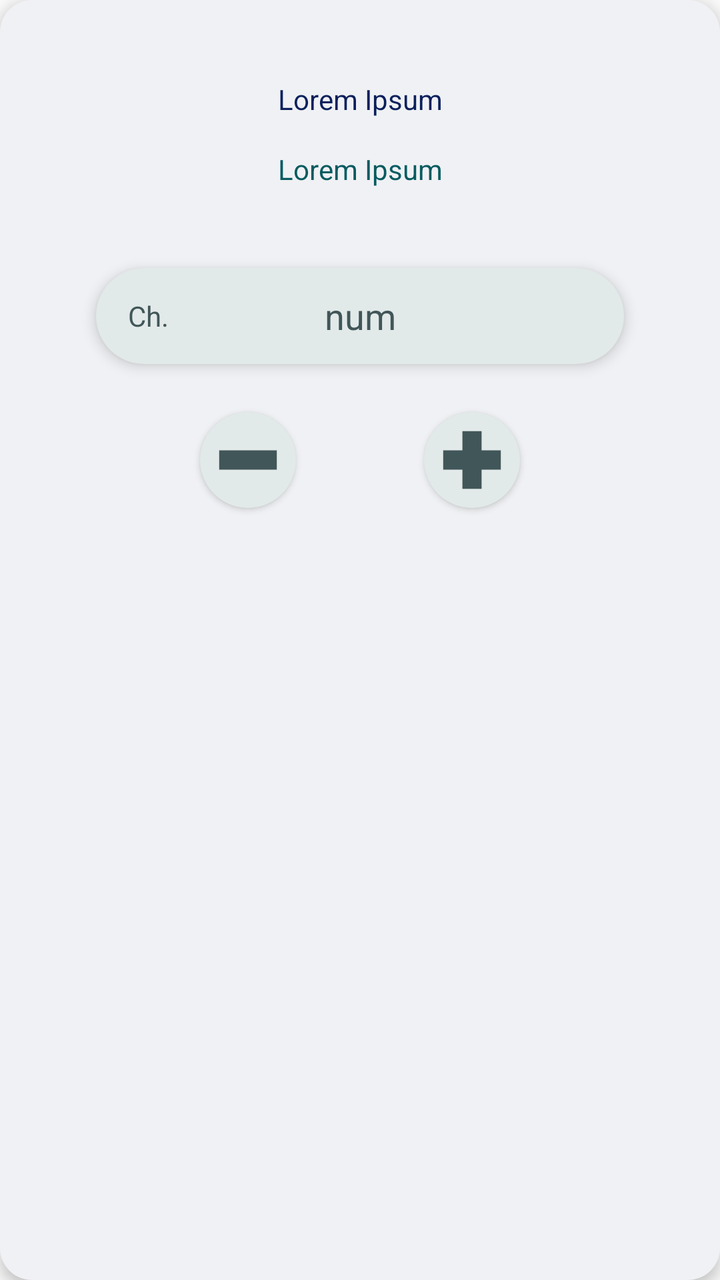
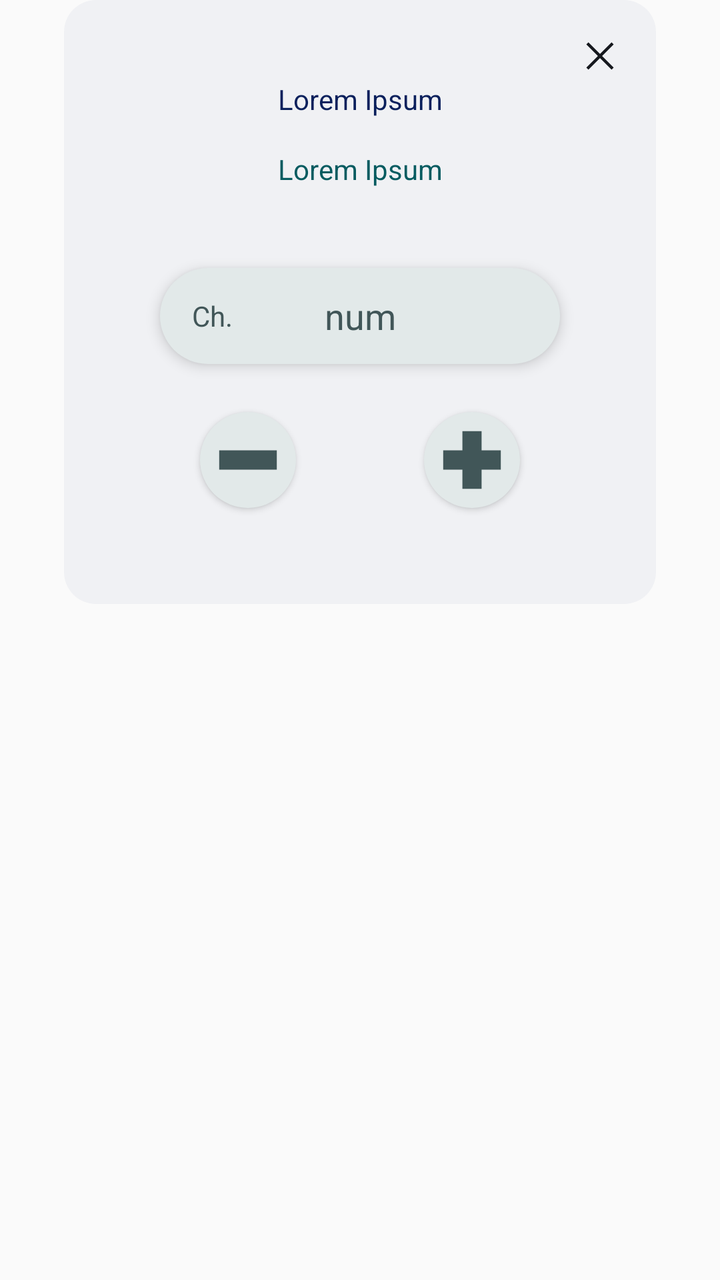

Compare the two renders of this Android layout. The source of the first and the diff that turns it into the second are given below.
<!-- AndroidManifest.xml: application theme Theme.MangaCheck -->
<!-- res/layout/info_reading_dialog.xml -->
<?xml version="1.0" encoding="utf-8"?>
<LinearLayout
    xmlns:android="http://schemas.android.com/apk/res/android"
    android:id="@+id/dialog_reading_list"
    android:layout_width="match_parent"
    android:layout_height="wrap_content"
    android:background="@drawable/basic_surface"
    android:clipChildren="false"
    android:elevation="@dimen/U_half"
    android:orientation="vertical"
    android:padding="?dialogPreferredPadding">

    <TextView
        android:id="@+id/manga_title"
        android:layout_width="match_parent"
        android:layout_height="wrap_content"
        android:layout_marginTop="@dimen/U_2"
        android:layout_marginBottom="@dimen/U_2"
        android:gravity="center"
        android:text="@string/missing"
        android:textColor="?colorOnPrimaryContainer" />

    <TextView
        android:id="@+id/manga_description"
        android:layout_width="match_parent"
        android:layout_height="wrap_content"
        android:layout_marginBottom="@dimen/U_2"
        android:gravity="center"
        android:text="@string/missing"
        android:textColor="?colorOnSecondaryContainer" />

    <include layout="@layout/chapter_number_input" />

    <include layout="@layout/dec_inc_buttons" />
</LinearLayout>
<!-- res/layout/chapter_number_input.xml (included above) -->
<?xml version="1.0" encoding="utf-8"?>
<FrameLayout xmlns:android="http://schemas.android.com/apk/res/android"
    android:id="@+id/chapter_number"
    android:layout_width="match_parent"
    android:layout_height="@dimen/U_6"
    android:layout_marginHorizontal="@dimen/U_3"
    android:layout_marginVertical="@dimen/U_3"
    android:autofillHints="chapter"
    android:background="@drawable/basic_surface_variant"
    android:elevation="@dimen/U_half">

    <TextView
        android:layout_width="wrap_content"
        android:layout_height="wrap_content"
        android:layout_gravity="center_vertical"
        android:paddingStart="@dimen/U_2"
        android:paddingEnd="0dp"
        android:text="@string/chapter_abbreviations"
        android:textColor="?colorOnSurfaceVariant" />

    <EditText
        android:id="@+id/input"
        android:layout_width="match_parent"
        android:layout_height="wrap_content"
        android:layout_gravity="center"
        android:layout_marginHorizontal="@dimen/U_3"
        android:autofillHints="chapter_number"
        android:background="#00000000"
        android:hint="@string/chapter_abbreviation_number"
        android:inputType="number"
        android:textAlignment="center"
        android:textColor="?colorOnSurfaceVariant"
        android:textColorHint="?colorOnSurfaceVariant" />
</FrameLayout>
<!-- res/layout/dec_inc_buttons.xml (included above) -->
<?xml version="1.0" encoding="utf-8"?>
<LinearLayout xmlns:android="http://schemas.android.com/apk/res/android"
    android:layout_width="wrap_content"
    android:layout_height="wrap_content"
    android:layout_gravity="center_horizontal"
    android:layout_marginBottom="@dimen/U_3"
    android:orientation="horizontal">

    <Button
        android:id="@+id/dec_button"
        android:layout_width="@dimen/U_6"
        android:layout_height="@dimen/U_6"
        android:layout_gravity="start"
        android:layout_marginEnd="@dimen/U_4"
        android:background="@drawable/minus_button"
        android:elevation="@dimen/U_1" />

    <Button
        android:id="@+id/inc_button"
        android:layout_width="@dimen/U_6"
        android:layout_height="@dimen/U_6"
        android:layout_gravity="end"
        android:layout_marginStart="@dimen/U_4"
        android:background="@drawable/plus_button"
        android:elevation="@dimen/U_1" />

</LinearLayout>
<!-- resources referenced by this layout -->
<resources>
  <dimen name="U_1">8dp</dimen>
  <dimen name="U_2">16dp</dimen>
  <dimen name="U_3">24dp</dimen>
  <dimen name="U_4">32dp</dimen>
  <dimen name="U_6">48dp</dimen>
  <dimen name="U_half">4dp</dimen>
  <!-- drawable basic_surface (drawable) -->
  <?xml version="1.0" encoding="utf-8"?>
  <shape xmlns:android="http://schemas.android.com/apk/res/android"
      android:shape="rectangle">
      <solid android:color="?colorSurface" />
      <corners android:radius="@dimen/U_2" />
  </shape>
  <!-- drawable basic_surface_variant (drawable) -->
  <?xml version="1.0" encoding="utf-8"?>
  <shape xmlns:android="http://schemas.android.com/apk/res/android"
      android:shape="rectangle">
      <solid android:color="?colorSurfaceVariant" />
      <corners android:radius="@dimen/U_8" />
  </shape>
  <!-- drawable minus_button (drawable) -->
  <layer-list xmlns:android="http://schemas.android.com/apk/res/android">
      <item>
          <shape android:shape="oval">
              <solid android:color="?colorSurfaceVariant" />
          </shape>
      </item>
  
      <item>
          <vector
              android:width="24dp"
              android:height="24dp"
              android:autoMirrored="true"
              android:tint="?colorOnSurfaceVariant"
              android:viewportWidth="10"
              android:viewportHeight="10">
              <path
                  android:fillColor="@android:color/white"
                  android:pathData="M 4 4 L 6 4 L 8 4 L 8 6 L 6 6 L 4 6 L 2 6 L 2 4" />
          </vector>
      </item>
  </layer-list>
  <string name="chapter_abbreviation_number">num</string>
  <string name="chapter_abbreviations">Ch.</string>
  <string name="missing">Lorem Ipsum</string>
  <dimen name="U_8">64dp</dimen>
  <color name="primary_35">#1038A2</color>
  <color name="primary_80">#A3B9F5</color>
  <color name="white">#FFFFFFFF</color>
  <color name="primary_20">#0A205C</color>
  <color name="secondary_35">#0A9FA9</color>
  <color name="secondary_80">#9FF4F9</color>
  <color name="secondary_20">#065B60</color>
  <color name="tertiary_35">#3D4C76</color>
  <color name="tertiary_80">#BCC4DC</color>
  <color name="tertiary_20">#232B43</color>
  <color name="error_35">#B22200</color>
  <color name="error_80">#FFAC99</color>
  <color name="error_20">#661300</color>
  <color name="Natural_80">#C4C9D4</color>
  <color name="Natural_10">#16181D</color>
  <color name="Natural_95">#F0F1F4</color>
  <color name="Natural_20">#2B303B</color>
  <color name="VNatural_90">#E2E9E9</color>
  <color name="VNatural_30">#415658</color>
  <color name="VNatural_50">#6C9093</color>
  <color name="VNatural_80">#C4D3D4</color>
  <style name="mySpinnerItemSelectedStyle" parent="@android:style/Widget.Holo.TextView.SpinnerItem">
          <item name="android:textColor">@color/black</item>
      </style>
  <color name="black">#FF000000</color>
  <!-- unchanged entries left out for length: 2 -->
</resources>

<!-- the commit's change to res/layout/info_reading_dialog.xml (unified diff, before → after) -->
@@ -1,38 +1,53 @@
 <?xml version="1.0" encoding="utf-8"?>
-<LinearLayout
-    xmlns:android="http://schemas.android.com/apk/res/android"
-    android:id="@+id/dialog_reading_list"
+<FrameLayout xmlns:android="http://schemas.android.com/apk/res/android"
     android:layout_width="match_parent"
-    android:layout_height="wrap_content"
-    android:background="@drawable/basic_surface"
-    android:clipChildren="false"
-    android:elevation="@dimen/U_half"
-    android:orientation="vertical"
-    android:padding="?dialogPreferredPadding">
+    android:layout_height="match_parent">
 
-    <TextView
-        android:id="@+id/manga_title"
+    <Button
+        android:id="@+id/dismiss_dialog"
+        android:layout_width="@dimen/U_3"
+        android:layout_height="@dimen/U_3"
+        android:layout_gravity="end"
+        android:layout_marginTop="@dimen/U_2"
+        android:layout_marginEnd="@dimen/U_6"
+        android:background="@drawable/exit_icon"
+        android:elevation="@dimen/U_1" />
+
+    <LinearLayout
+        android:id="@+id/dialog_reading_list"
         android:layout_width="match_parent"
         android:layout_height="wrap_content"
-        android:layout_marginTop="@dimen/U_2"
-        android:layout_marginBottom="@dimen/U_2"
-        android:gravity="center"
-        android:text="@string/missing"
-        android:textColor="?colorOnPrimaryContainer" />
+        android:background="@drawable/basic_surface"
+        android:clipChildren="false"
+        android:orientation="vertical"
+        android:layout_marginHorizontal="@dimen/U_4"
+        android:padding="?dialogPreferredPadding">
 
-    <TextView
-        android:id="@+id/manga_description"
-        android:layout_width="match_parent"
-        android:layout_height="wrap_content"
-        android:layout_marginBottom="@dimen/U_2"
-        android:gravity="center"
-        android:text="@string/missing"
-        android:textColor="?colorOnSecondaryContainer" />
+        <TextView
+            android:id="@+id/manga_title"
+            android:layout_width="match_parent"
+            android:layout_height="wrap_content"
+            android:layout_marginTop="@dimen/U_2"
+            android:layout_marginBottom="@dimen/U_2"
+            android:gravity="center"
+            android:text="@string/missing"
+            android:textColor="?colorOnPrimaryContainer" />
 
-    <include layout="@layout/chapter_number_input" />
+        <TextView
+            android:id="@+id/manga_description"
+            android:layout_width="match_parent"
+            android:layout_height="wrap_content"
+            android:layout_marginBottom="@dimen/U_2"
+            android:gravity="center"
+            android:text="@string/missing"
+            android:textColor="?colorOnSecondaryContainer" />
 
-    <include layout="@layout/dec_inc_buttons" />
-</LinearLayout>
+        <include layout="@layout/chapter_number_input" />
+
+        <include layout="@layout/dec_inc_buttons" />
+    </LinearLayout>
+
+</FrameLayout>
 <!-- res/layout/chapter_number_input.xml (included above) -->
 <?xml version="1.0" encoding="utf-8"?>
 <FrameLayout xmlns:android="http://schemas.android.com/apk/res/android"
<!-- resource entries referenced after the edit -->
@@ -20,6 +20,17 @@
       <solid android:color="?colorSurfaceVariant" />
       <corners android:radius="@dimen/U_8" />
   </shape>
+  <!-- drawable exit_icon (drawable) -->
+  <vector xmlns:android="http://schemas.android.com/apk/res/android"
+      android:width="48dp"
+      android:height="48dp"
+      android:autoMirrored="true"
+      android:viewportWidth="960"
+      android:viewportHeight="960">
+    <path
+        android:fillColor="?colorOnSurface"
+        android:pathData="m249,753 l-42,-42 231,-231 -231,-231 42,-42 231,231 231,-231 42,42 -231,231 231,231 -42,42 -231,-231 -231,231Z"/>
+  </vector>
   <!-- drawable minus_button (drawable) -->
   <layer-list xmlns:android="http://schemas.android.com/apk/res/android">
       <item>
